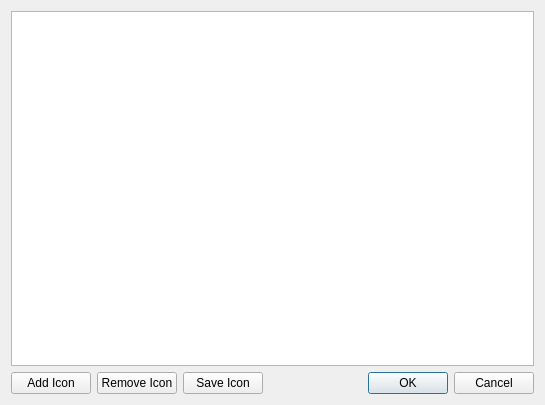
Old version of the form src/stitchicon.ui in the repository iPenguin/CrochetCharts.
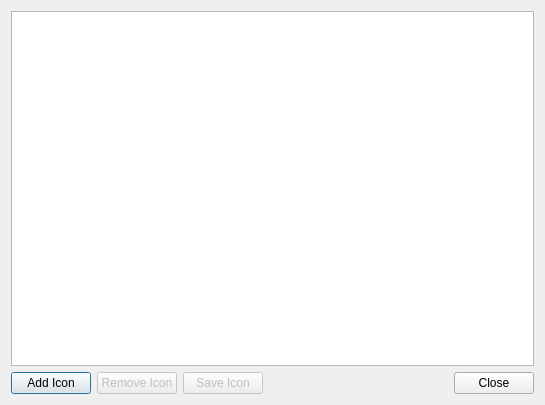
New version of the form.

```diff
--- a/src/stitchicon.ui
+++ b/src/stitchicon.ui
@@ -44,6 +44,9 @@
      </item>
      <item>
       <widget class="QPushButton" name="removeIcon">
+       <property name="enabled">
+        <bool>false</bool>
+       </property>
        <property name="text">
         <string>Remove Icon</string>
        </property>
@@ -51,6 +54,9 @@
      </item>
      <item>
       <widget class="QPushButton" name="saveIcon">
+       <property name="enabled">
+        <bool>false</bool>
+       </property>
        <property name="text">
         <string>Save Icon</string>
        </property>
@@ -62,7 +68,7 @@
         <enum>Qt::Horizontal</enum>
        </property>
        <property name="standardButtons">
-        <set>QDialogButtonBox::Cancel|QDialogButtonBox::Ok</set>
+        <set>QDialogButtonBox::Close</set>
        </property>
       </widget>
      </item>
```
Left out of the diff: 6 changed lines with no effect on the pictures.
